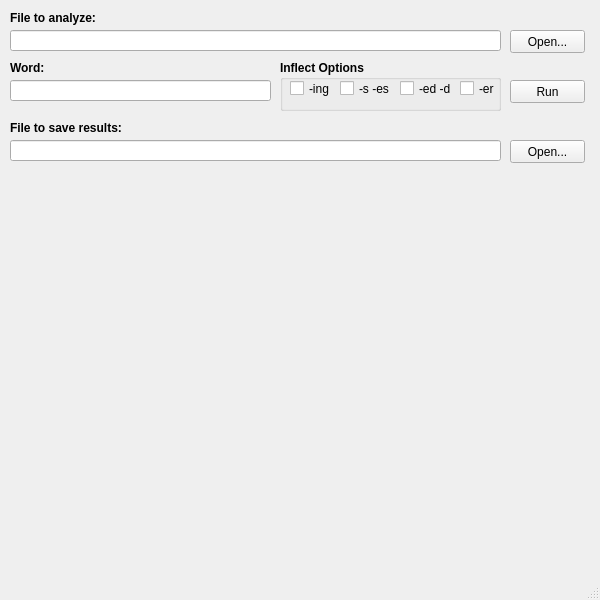
Before: the Qt Designer form main.ui in SGLMaster/WordFrequencyAnalyzer, drawn with Qt 5.
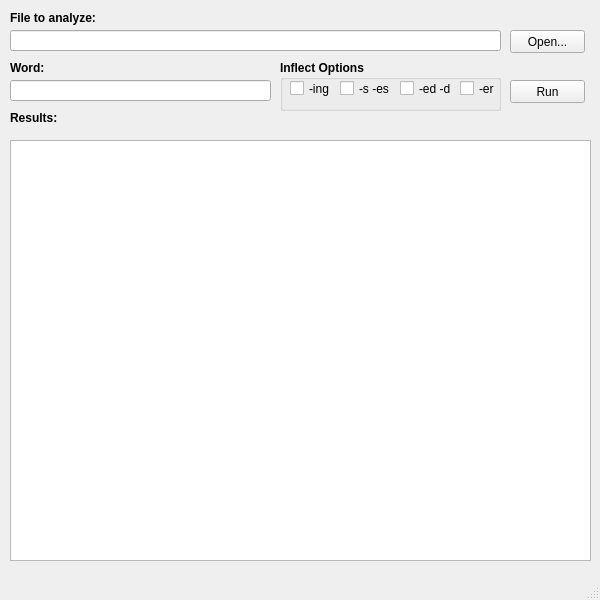
After: the same form once the commit is applied.

Commit message: Refactor for GUI & CLI to work with custom loggers

Diff of the .ui file:
```diff
--- a/main.ui
+++ b/main.ui
@@ -175,54 +175,6 @@
      </property>
     </widget>
    </widget>
-   <widget class="QLabel" name="label_2">
-    <property name="geometry">
-     <rect>
-      <x>10</x>
-      <y>120</y>
-      <width>121</width>
-      <height>16</height>
-     </rect>
-    </property>
-    <property name="font">
-     <font>
-      <weight>75</weight>
-      <bold>true</bold>
-     </font>
-    </property>
-    <property name="text">
-     <string>File to save results:</string>
-    </property>
-   </widget>
-   <widget class="QLineEdit" name="lineOutputFileName">
-    <property name="geometry">
-     <rect>
-      <x>10</x>
-      <y>140</y>
-      <width>491</width>
-      <height>21</height>
-     </rect>
-    </property>
-    <property name="readOnly">
-     <bool>true</bool>
-    </property>
-   </widget>
-   <widget class="QPushButton" name="pushOpenOutputFile">
-    <property name="geometry">
-     <rect>
-      <x>510</x>
-      <y>140</y>
-      <width>75</width>
-      <height>23</height>
-     </rect>
-    </property>
-    <property name="text">
-     <string>Open...</string>
-    </property>
-    <property name="flat">
-     <bool>false</bool>
-    </property>
-   </widget>
    <widget class="QPushButton" name="pushRun">
     <property name="geometry">
      <rect>
@@ -265,6 +217,35 @@
      <string>Word:</string>
     </property>
    </widget>
+   <widget class="QPlainTextEdit" name="textResults">
+    <property name="geometry">
+     <rect>
+      <x>10</x>
+      <y>140</y>
+      <width>581</width>
+      <height>421</height>
+     </rect>
+    </property>
+   </widget>
+   <widget class="QLabel" name="label_4">
+    <property name="geometry">
+     <rect>
+      <x>10</x>
+      <y>110</y>
+      <width>91</width>
+      <height>16</height>
+     </rect>
+    </property>
+    <property name="font">
+     <font>
+      <weight>75</weight>
+      <bold>true</bold>
+     </font>
+    </property>
+    <property name="text">
+     <string>Results:</string>
+    </property>
+   </widget>
   </widget>
   <widget class="QMenuBar" name="menubar">
    <property name="geometry">
```
The commit also changes 5 other files.
